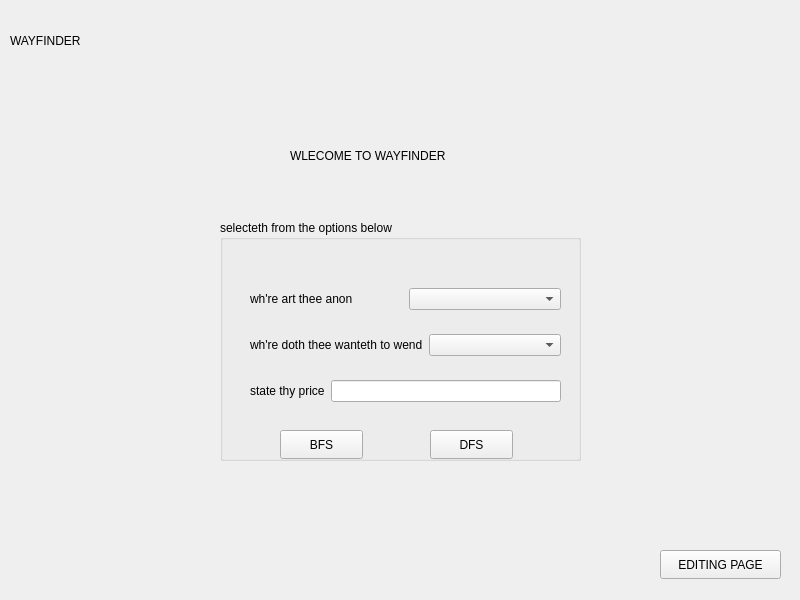
Above: Way-Finder/mainwindow.ui from Way-Finder/Way-Finder before the change. Below: the same form after it.
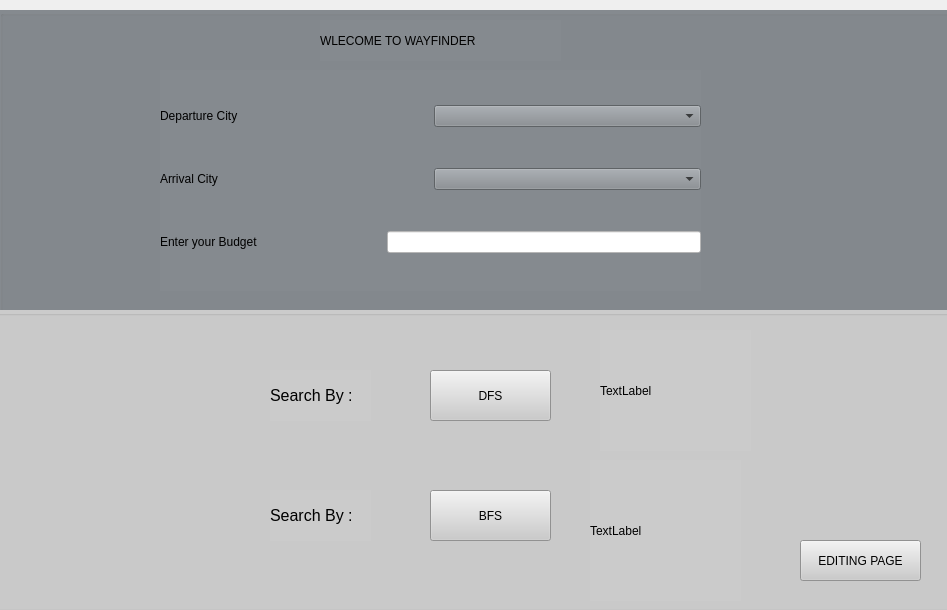
That is the form after the change.

```diff
--- a/Way-Finder/mainwindow.ui
+++ b/Way-Finder/mainwindow.ui
@@ -6,59 +6,39 @@
    <rect>
     <x>0</x>
     <y>0</y>
-    <width>800</width>
-    <height>600</height>
+    <width>947</width>
+    <height>610</height>
    </rect>
   </property>
   <property name="windowTitle">
    <string>MainWindow</string>
   </property>
   <widget class="QWidget" name="centralwidget">
-   <widget class="QGroupBox" name="groupBox">
-    <property name="geometry">
-     <rect>
-      <x>220</x>
-      <y>220</y>
-      <width>361</width>
-      <height>241</height>
-     </rect>
-    </property>
-    <property name="title">
-     <string>selecteth from the options below</string>
-    </property>
-    <widget class="QPushButton" name="BEFES">
-     <property name="geometry">
-      <rect>
-       <x>60</x>
-       <y>210</y>
-       <width>83</width>
-       <height>29</height>
-      </rect>
-     </property>
-     <property name="text">
-      <string>BFS</string>
-     </property>
-    </widget>
-    <widget class="QPushButton" name="DEFES">
-     <property name="geometry">
-      <rect>
-       <x>210</x>
-       <y>210</y>
-       <width>83</width>
-       <height>29</height>
-      </rect>
-     </property>
-     <property name="text">
-      <string>DFS</string>
-     </property>
-    </widget>
     <widget class="QWidget" name="">
      <property name="geometry">
       <rect>
-       <x>30</x>
-       <y>50</y>
-       <width>311</width>
-       <height>151</height>
+      <x>0</x>
+      <y>10</y>
+      <width>1011</width>
+      <height>601</height>
+     </rect>
+    </property>
+    <layout class="QVBoxLayout" name="verticalLayout_2">
+     <item>
+      <widget class="QGroupBox" name="groupBox">
+       <property name="styleSheet">
+        <string notr="true">background-color: rgb(133, 138, 143);</string>
+       </property>
+       <property name="title">
+        <string/>
+       </property>
+       <widget class="QWidget" name="layoutWidget">
+        <property name="geometry">
+         <rect>
+          <x>160</x>
+          <y>60</y>
+          <width>541</width>
+          <height>221</height>
       </rect>
      </property>
      <layout class="QVBoxLayout" name="verticalLayout">
@@ -67,7 +47,7 @@
         <item>
          <widget class="QLabel" name="label">
           <property name="text">
-           <string>wh're art thee anon</string>
+              <string>Departure City</string>
           </property>
          </widget>
         </item>
@@ -81,7 +61,7 @@
         <item>
          <widget class="QLabel" name="label_2">
           <property name="text">
-           <string>wh're doth thee wanteth to wend</string>
+              <string>Arrival City</string>
           </property>
          </widget>
         </item>
@@ -95,56 +75,162 @@
         <item>
          <widget class="QLabel" name="label_3">
           <property name="text">
-           <string>state thy price</string>
+              <string>Enter your Budget</string>
           </property>
          </widget>
         </item>
         <item>
-         <widget class="QLineEdit" name="pricein"/>
-        </item>
+            <widget class="QLabel" name="label_4">
+             <property name="text">
+              <string>                                   </string>
+             </property>
+            </widget>
+           </item>
+           <item>
+            <widget class="QLineEdit" name="pricein">
+             <property name="styleSheet">
+              <string notr="true">background-color: rgb(255, 255, 255);</string>
+             </property>
+            </widget>
+           </item>
        </layout>
       </item>
      </layout>
-    </widget>
    </widget>
    <widget class="QLabel" name="label_5">
     <property name="geometry">
      <rect>
-      <x>290</x>
-      <y>100</y>
-      <width>251</width>
-      <height>111</height>
+          <x>320</x>
+          <y>10</y>
+          <width>241</width>
+          <height>41</height>
      </rect>
     </property>
     <property name="text">
      <string>WLECOME TO WAYFINDER</string>
     </property>
    </widget>
-   <widget class="QLabel" name="label_6">
+       <widget class="QGroupBox" name="groupBox_2">
     <property name="geometry">
      <rect>
-      <x>10</x>
-      <y>20</y>
-      <width>91</width>
-      <height>41</height>
-     </rect>
-    </property>
+          <x>-10</x>
+          <y>300</y>
+          <width>961</width>
+          <height>301</height>
+         </rect>
+        </property>
+        <property name="styleSheet">
+         <string notr="true">background-color: rgb(161, 242, 255);
+background-color: rgb(203, 203, 203);</string>
+        </property>
+        <property name="title">
+         <string/>
+        </property>
+        <widget class="QPushButton" name="BEFES">
+         <property name="geometry">
+          <rect>
+           <x>440</x>
+           <y>180</y>
+           <width>121</width>
+           <height>51</height>
+          </rect>
+         </property>
     <property name="text">
-     <string>WAYFINDER</string>
+          <string>BFS</string>
+         </property>
+        </widget>
+        <widget class="QPushButton" name="DEFES">
+         <property name="geometry">
+          <rect>
+           <x>440</x>
+           <y>60</y>
+           <width>121</width>
+           <height>51</height>
+          </rect>
+         </property>
+         <property name="text">
+          <string>DFS</string>
     </property>
    </widget>
    <widget class="QPushButton" name="pushButton">
     <property name="geometry">
      <rect>
-      <x>660</x>
-      <y>550</y>
+           <x>810</x>
+           <y>230</y>
       <width>121</width>
-      <height>29</height>
+           <height>41</height>
      </rect>
     </property>
     <property name="text">
      <string>EDITING PAGE</string>
     </property>
+        </widget>
+        <widget class="QLabel" name="label_6">
+         <property name="geometry">
+          <rect>
+           <x>280</x>
+           <y>180</y>
+           <width>101</width>
+           <height>51</height>
+          </rect>
+         </property>
+         <property name="font">
+          <font>
+           <pointsize>12</pointsize>
+          </font>
+         </property>
+         <property name="text">
+          <string>Search By :</string>
+         </property>
+        </widget>
+        <widget class="QLabel" name="label_7">
+         <property name="geometry">
+          <rect>
+           <x>280</x>
+           <y>60</y>
+           <width>101</width>
+           <height>51</height>
+          </rect>
+         </property>
+         <property name="font">
+          <font>
+           <pointsize>12</pointsize>
+          </font>
+         </property>
+         <property name="text">
+          <string>Search By :</string>
+         </property>
+        </widget>
+        <widget class="QLabel" name="DFS_pic">
+         <property name="geometry">
+          <rect>
+           <x>610</x>
+           <y>20</y>
+           <width>151</width>
+           <height>121</height>
+          </rect>
+         </property>
+         <property name="text">
+          <string>TextLabel</string>
+         </property>
+        </widget>
+        <widget class="QLabel" name="BFS_pic">
+         <property name="geometry">
+          <rect>
+           <x>600</x>
+           <y>150</y>
+           <width>151</width>
+           <height>141</height>
+          </rect>
+         </property>
+         <property name="text">
+          <string>TextLabel</string>
+         </property>
+        </widget>
+       </widget>
+      </widget>
+     </item>
+    </layout>
    </widget>
   </widget>
  </widget>
```
Lines whose indentation alone changed are shown as unchanged.
